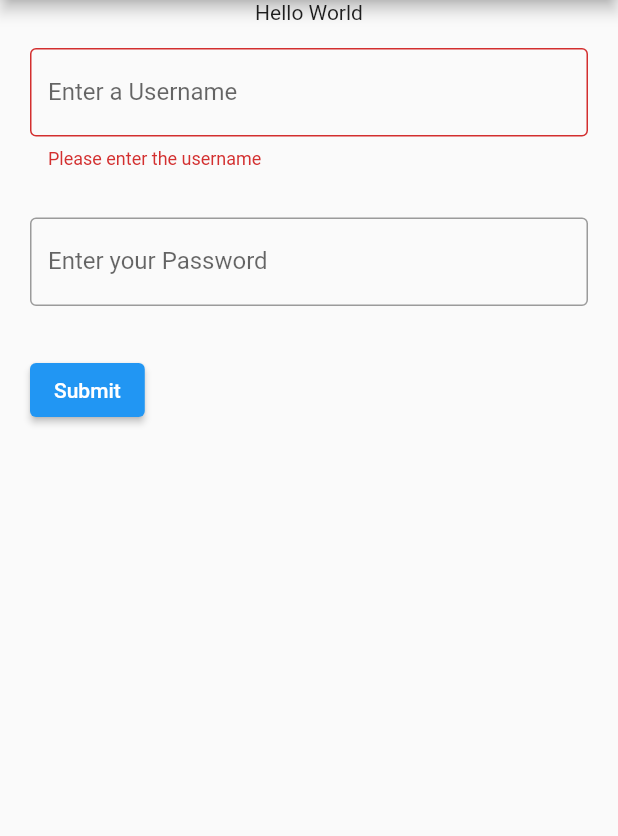
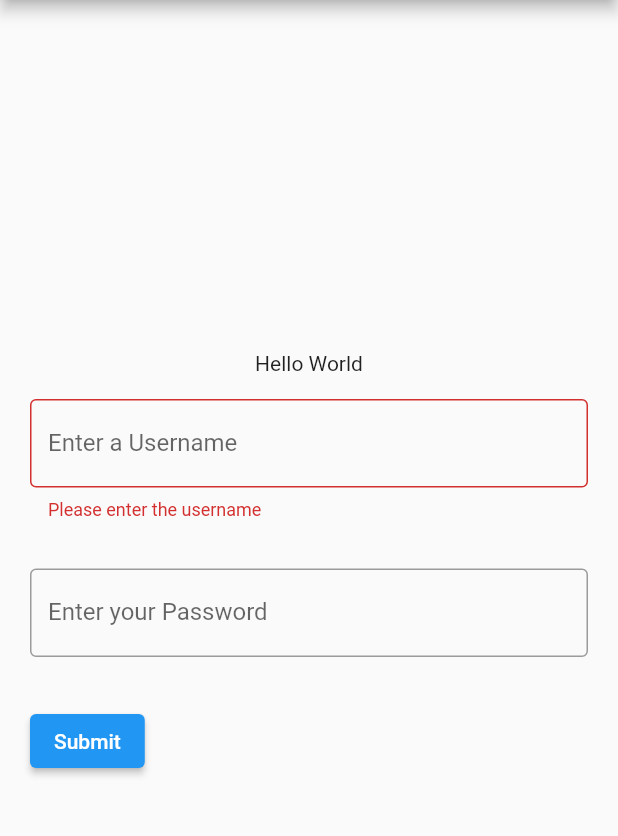
Before and after one commit to Surendhar-CS/pagadai, a Flutter app: the screen it shows after launch, after a tap on "Submit", on a phone screen of 412 x 824 dp, the part 84-920 px from its top. Run offline on Flutter 3.47's test engine with Material 2 defaults, Android fonts, the phone set to English and light mode, and no system bars; our stand-ins replace firebase_auth, firebase_core; accounts and stored records are empty.

```diff
--- a/lib/main.dart
+++ b/lib/main.dart
@@ -53,7 +53,9 @@ class _LoginPageState extends State<LoginPage> {
           ),
           backgroundColor: Colors.indigo,
         ),
-        body: Column(children: <Widget>[
+        body: Column(
+            mainAxisAlignment: MainAxisAlignment.center,
+            children: <Widget>[
               Text("Hello World"),
               Padding(
                 padding: EdgeInsets.symmetric(horizontal: 20, vertical: 16),
@@ -75,10 +77,12 @@ class _LoginPageState extends State<LoginPage> {
                 ),
               ),
               Padding(
-            padding: const EdgeInsets.symmetric(horizontal: 20, vertical: 16),
+                padding:
+                    const EdgeInsets.symmetric(horizontal: 20, vertical: 16),
                 child: Form(
                   key: _passWord,
                   child: TextFormField(
+                    obscureText: true,
                     controller: passwordController,
                     decoration: const InputDecoration(
                       border: OutlineInputBorder(),
@@ -96,8 +100,8 @@ class _LoginPageState extends State<LoginPage> {
               Row(
                 children: [
                   Padding(
-                padding:
-                    const EdgeInsets.symmetric(horizontal: 20, vertical: 16),
+                    padding: const EdgeInsets.symmetric(
+                        horizontal: 20, vertical: 16),
                     child: ElevatedButton(
                       onPressed: () async {
                         username = usernameController.text;
@@ -111,6 +115,18 @@ class _LoginPageState extends State<LoginPage> {
 
                           // you'd often call a server or save the information in a database.
                           await Login();
+                          if (FirebaseAuth.instance.currentUser == null) {
+                            ScaffoldMessenger.of(context).showSnackBar(
+                                const SnackBar(
+                                    content: Text('Invalid credentials',
+                                        style: TextStyle(color: Colors.red))));
+                          } else {
+                            Navigator.push(
+                              context,
+                              MaterialPageRoute(
+                                  builder: (context) => session()),
+                            );
+                          }
                         }
                       },
                       child: const Text('Submit'),
@@ -134,7 +150,7 @@ class _LoginPageState extends State<LoginPage> {
     }
     if (FirebaseAuth.instance.currentUser != null) {
       print(FirebaseAuth.instance.currentUser?.uid);
-      runApp(session());
+      // runApp(session());
     }
   }
 }
--- a/lib/session.dart
+++ b/lib/session.dart
@@ -1,7 +1,5 @@
 import 'package:firebase_auth/firebase_auth.dart';
 import 'package:flutter/material.dart';
-
-import 'main.dart';
 
 class session extends StatefulWidget {
   const session({Key? key}) : super(key: key);
@@ -29,12 +27,13 @@ class createSession extends StatefulWidget {
 }
 
 class _createSessionState extends State<createSession> {
+  String user = "Surendhar";
   @override
   Widget build(BuildContext context) {
     return Container(
       child: Column(
         children: [
-          const Text("Welcome to the second page"),
+          Text(FirebaseAuth.instance.currentUser as String),
           Padding(
             padding: const EdgeInsets.symmetric(horizontal: 20, vertical: 16),
             child: ElevatedButton(
@@ -45,7 +44,8 @@ class _createSessionState extends State<createSession> {
                 // If the form is valid, display a snackbar. In the real world,
                 // you'd often call a server or save the information in a database.
                 await FirebaseAuth.instance.signOut();
-                runApp(const MyApp());
+                // runApp(const MyApp());
+                Navigator.of(context, rootNavigator: true).pop();
               },
               child: const Text('Submit'),
             ),
```
Lines whose indentation alone changed are shown as unchanged.
